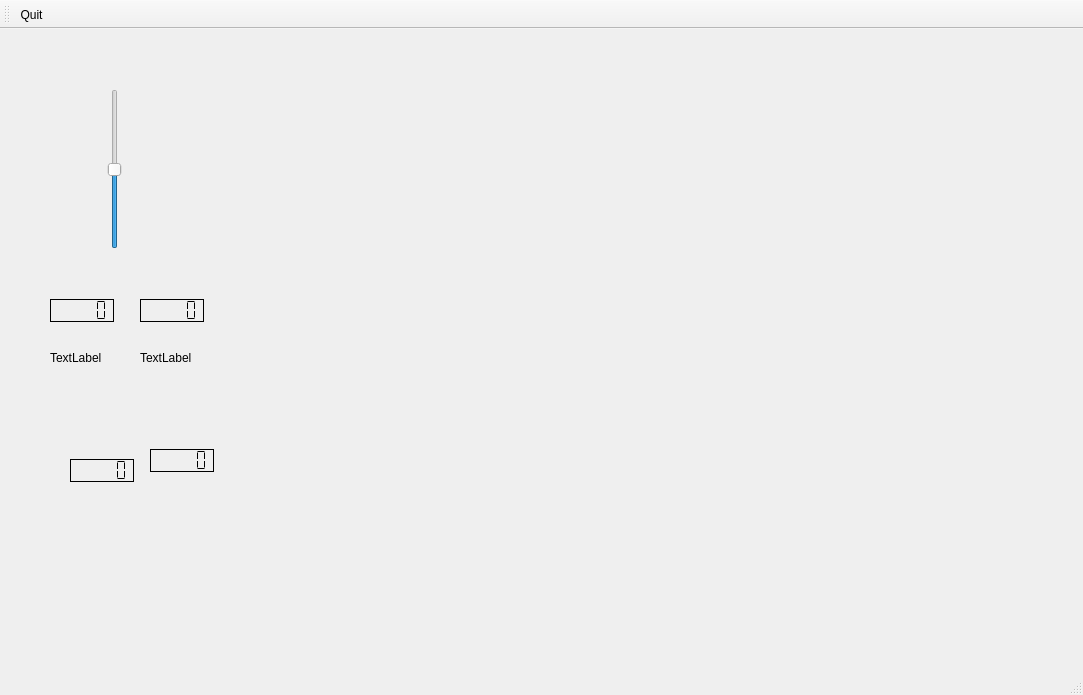
Old version of the form RaspberryPI/mainwindow.ui in the repository maruncz/RaspberryPI-tablet.
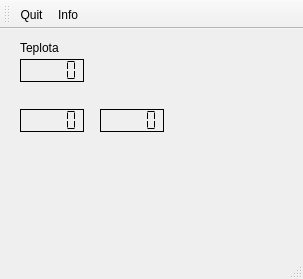
New version of the form. Icons and pictures are not drawn.

Commit message: On branch master 	modified:   PCB/eagle.epf 	modified:   RaspberryPI-shutdown/main.cpp 	modified:   RaspberryPI/RaspberryPI.pro 	new file:   RaspberryPI/info_screen.cpp 	new file:   RaspberryPI/info_screen.h 	new file:   RaspberryPI/info_screen.ui 	modified:   RaspberryPI/mainwindow.cpp 	modified:   RaspberryPI/mainwindow.h 	modified:   RaspberryPI/mainwindow.ui

What changed in the file:
```diff
--- a/RaspberryPI/mainwindow.ui
+++ b/RaspberryPI/mainwindow.ui
@@ -6,38 +6,19 @@
    <rect>
     <x>0</x>
     <y>0</y>
-    <width>1083</width>
-    <height>695</height>
+    <width>303</width>
+    <height>279</height>
    </rect>
   </property>
   <property name="windowTitle">
    <string>MainWindow</string>
   </property>
   <widget class="QWidget" name="centralWidget">
-   <widget class="QSlider" name="verticalSlider">
-    <property name="geometry">
-     <rect>
-      <x>100</x>
-      <y>60</y>
-      <width>29</width>
-      <height>160</height>
-     </rect>
-    </property>
-    <property name="maximum">
-     <number>255</number>
-    </property>
-    <property name="value">
-     <number>127</number>
-    </property>
-    <property name="orientation">
-     <enum>Qt::Vertical</enum>
-    </property>
-   </widget>
    <widget class="QLCDNumber" name="lcdNumber">
     <property name="geometry">
      <rect>
-      <x>70</x>
-      <y>430</y>
+      <x>20</x>
+      <y>80</y>
       <width>64</width>
       <height>23</height>
      </rect>
@@ -55,8 +36,8 @@
    <widget class="QLCDNumber" name="lcdNumber_4">
     <property name="geometry">
      <rect>
-      <x>150</x>
-      <y>420</y>
+      <x>100</x>
+      <y>80</y>
       <width>64</width>
       <height>23</height>
      </rect>
@@ -71,56 +52,11 @@
      <enum>QLCDNumber::Flat</enum>
     </property>
    </widget>
-   <widget class="QLCDNumber" name="lcdNumber_2">
-    <property name="geometry">
-     <rect>
-      <x>50</x>
-      <y>270</y>
-      <width>64</width>
-      <height>23</height>
-     </rect>
-    </property>
-    <property name="frameShadow">
-     <enum>QFrame::Plain</enum>
-    </property>
-    <property name="smallDecimalPoint">
-     <bool>false</bool>
-    </property>
-    <property name="segmentStyle">
-     <enum>QLCDNumber::Flat</enum>
-    </property>
-   </widget>
-   <widget class="QLabel" name="pwm">
-    <property name="geometry">
-     <rect>
-      <x>50</x>
-      <y>320</y>
-      <width>67</width>
-      <height>17</height>
-     </rect>
-    </property>
-    <property name="text">
-     <string>TextLabel</string>
-    </property>
-   </widget>
-   <widget class="QLabel" name="proc">
-    <property name="geometry">
-     <rect>
-      <x>140</x>
-      <y>320</y>
-      <width>67</width>
-      <height>17</height>
-     </rect>
-    </property>
-    <property name="text">
-     <string>TextLabel</string>
-    </property>
-   </widget>
    <widget class="QLCDNumber" name="lcdNumber_3">
     <property name="geometry">
      <rect>
-      <x>140</x>
-      <y>270</y>
+      <x>20</x>
+      <y>30</y>
       <width>64</width>
       <height>23</height>
      </rect>
@@ -135,6 +71,19 @@
      <enum>QLCDNumber::Flat</enum>
     </property>
    </widget>
+   <widget class="QLabel" name="label_2">
+    <property name="geometry">
+     <rect>
+      <x>20</x>
+      <y>10</y>
+      <width>61</width>
+      <height>17</height>
+     </rect>
+    </property>
+    <property name="text">
+     <string>Teplota</string>
+    </property>
+   </widget>
   </widget>
   <widget class="QMenuBar" name="menuBar">
    <property name="geometry">
@@ -154,6 +103,7 @@
     <bool>false</bool>
    </attribute>
    <addaction name="actionQuit"/>
+   <addaction name="actionInfo"/>
   </widget>
   <widget class="QStatusBar" name="statusBar"/>
   <action name="actionQuit">
@@ -168,6 +118,11 @@
     <string>Quit</string>
    </property>
   </action>
+  <action name="actionInfo">
+   <property name="text">
+    <string>Info</string>
+   </property>
+  </action>
  </widget>
  <layoutdefault spacing="6" margin="11"/>
  <resources>
```
Left out of the diff: 2 changed lines with no effect on the pictures. The commit also changes 8 other files.
